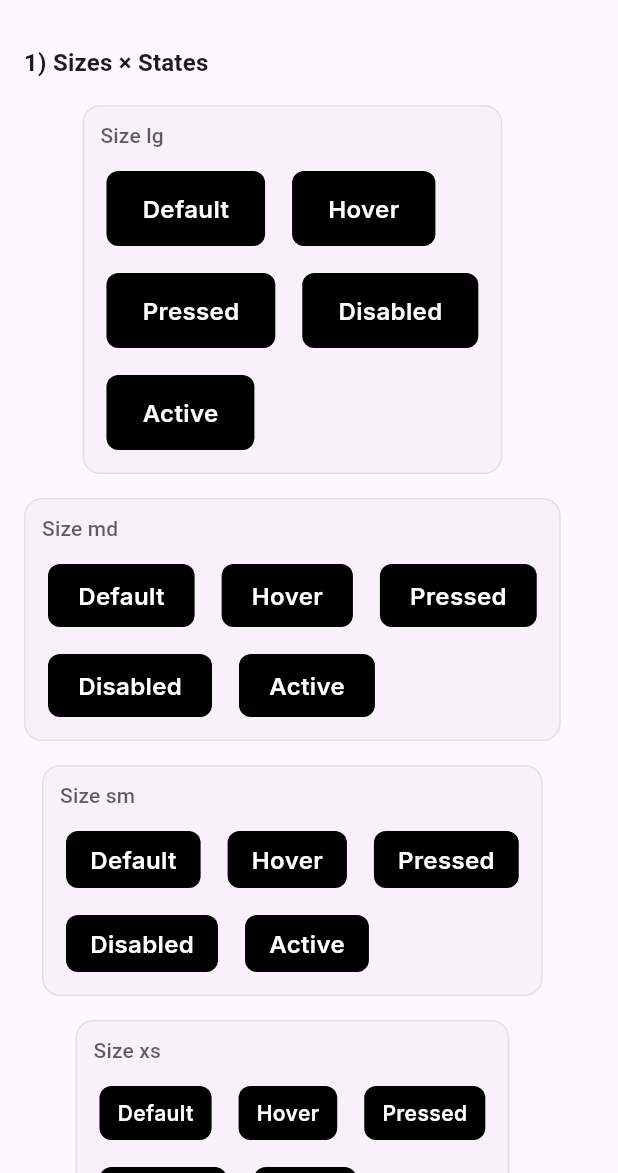
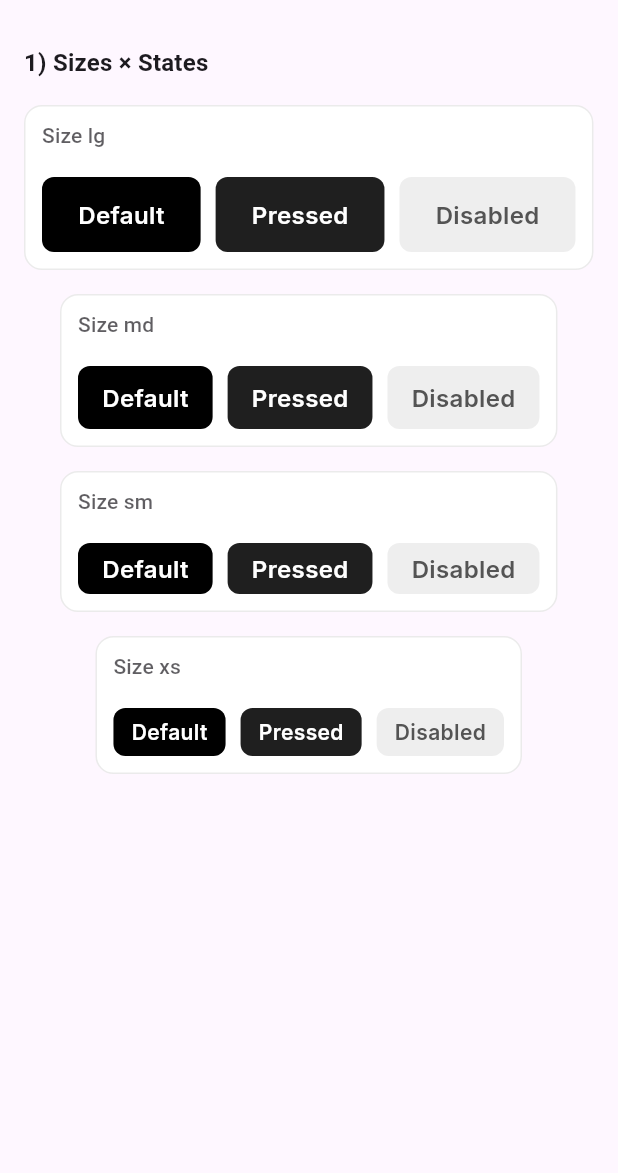
Before and after one commit to dynamiclayer/dynamiclayer-flutter, a Flutter app: the DemoPrimaryButtonPage screen opened directly, on a phone screen of 412 x 824 dp, the part 63-1236 px from its top. Run offline on Flutter 3.47's test engine with Material 3 defaults, Android fonts, the light colour scheme and no system bars; our stand-ins replace flutter_svg, google_fonts.

Commit message:
code updated

```diff
--- a/lib/demo/buttons/demo_ghost_button_page.dart
+++ b/lib/demo/buttons/demo_ghost_button_page.dart
@@ -1,17 +1,14 @@
+// lib/demo/buttons/demo_ghost_button_page.dart
 import 'package:flutter/material.dart';
 import '../../dynamiclayers.dart';
 
 /// ----------------------------------------------------------------------------
 /// DemoGhostButtonPage – Ghost Button Showcase
 /// ----------------------------------------------------------------------------
-/// Demonstrates:
-/// 1) Sizes (xs, sm, md, lg) × states (normal, hover, pressed, disabled, active)
-///
-/// Default ghost spec (from component):
-/// - transparent bg
-/// - underlined text (always visible)
-/// - disabled: grey500 text + lighter underline
-/// - active: bolder text + thicker underline
+/// Shows sizes (xs, sm, md, lg) across core states:
+///   • Default (normal)  • Pressed  • Disabled
+/// Note: hover/active are intentionally omitted in this demo.
+/// ----------------------------------------------------------------------------
 class DemoGhostButtonPage extends StatelessWidget {
   const DemoGhostButtonPage({super.key});
 
@@ -21,9 +18,9 @@ class DemoGhostButtonPage extends StatelessWidget {
       appBar: AppBar(title: const Text('DynamicLayers — Ghost Button Demo')),
       body: SingleChildScrollView(
         padding: const EdgeInsets.all(16),
-        child: Column(
+        child: const Column(
           crossAxisAlignment: CrossAxisAlignment.start,
-          children: const [
+          children: [
             _SectionTitle('1) Sizes × States'),
             SizedBox(height: 8),
             _GhostSizesAndStatesGallery(),
@@ -40,12 +37,11 @@ class DemoGhostButtonPage extends StatelessWidget {
 class _GhostSizesAndStatesGallery extends StatelessWidget {
   const _GhostSizesAndStatesGallery();
 
+  // Only show Default, Pressed, Disabled
   final List<DLButtonState> _states = const [
     DLButtonState.normal,
-    DLButtonState.hover,
     DLButtonState.pressed,
     DLButtonState.disabled,
-    DLButtonState.active,
   ];
 
   final List<_SizeRow> _sizeRows = const [
@@ -62,11 +58,15 @@ class _GhostSizesAndStatesGallery extends StatelessWidget {
         return _GalleryRow(
           title: row.label,
           children: _states.map((st) {
-            return DynamicLayers.buttons.ghost(
+            final isDisabled = st == DLButtonState.disabled;
+
+            return DLButton(
+              type: DLButtonType.ghost,
               label: _stateLabel(st),
               size: row.size,
-              state: st,
-              onPressed: st == DLButtonState.disabled ? null : () {},
+              state: st, // force: default/pressed/disabled
+              enabled: !isDisabled, // keep semantics/a11y correct
+              onPressed: isDisabled ? null : () {},
             );
           }).toList(),
         );
@@ -78,14 +78,14 @@ class _GhostSizesAndStatesGallery extends StatelessWidget {
     switch (s) {
       case DLButtonState.normal:
         return 'Default';
-      case DLButtonState.hover:
-        return 'Hover';
       case DLButtonState.pressed:
         return 'Pressed';
       case DLButtonState.disabled:
         return 'Disabled';
+      // intentionally omitted:
+      case DLButtonState.hover:
       case DLButtonState.active:
-        return 'Active';
+        return '';
     }
   }
 }
@@ -108,9 +108,9 @@ class _SectionTitle extends StatelessWidget {
   Widget build(BuildContext context) {
     return Text(
       text,
-      style: Theme.of(
-        context,
-      ).textTheme.titleMedium?.copyWith(fontWeight: FontWeight.w700),
+      style: (textStyle ?? Theme.of(context).textTheme.titleMedium)?.copyWith(
+        fontWeight: FontWeight.w700,
+      ),
     );
   }
 }
@@ -125,6 +125,7 @@ class _GalleryRow extends StatelessWidget {
   Widget build(BuildContext context) {
     return Card(
       elevation: 0,
+      color: DLColors.white,
       margin: const EdgeInsets.symmetric(vertical: 8),
       shape: RoundedRectangleBorder(
         borderRadius: BorderRadius.circular(12),
--- a/lib/demo/buttons/demo_primary_button_page.dart
+++ b/lib/demo/buttons/demo_primary_button_page.dart
@@ -1,19 +1,13 @@
+// lib/demo/DemoPrimaryButtonPage.dart
 import 'package:flutter/material.dart';
 import '../../dynamiclayers.dart';
 
 /// ----------------------------------------------------------------------------
 /// DemoPage – Primary Button Showcase
 /// ----------------------------------------------------------------------------
-/// What this page demonstrates:
-/// 1) Sizes (xs, sm, md, lg) across core states (normal, hover, pressed, disabled, active)
-///
-/// Notes:
-/// • This is a *demo UI only*; parent app/theme colors are used for headings.
-/// • Your DynamicLayers package must export:
-///     - DLButtonSize { xs, sm, md, lg }
-///     - DLButtonState { normal, hover, pressed, disabled, active }
-///     - DynamicLayers.buttons.primary(...)
-/// • Layout uses Wraps so it adapts for web/desktop widths.
+/// Shows sizes (xs, sm, md, lg) across core states:
+///   • Default (normal)  • Pressed  • Disabled
+/// Note: hover/active are intentionally omitted.
 /// ----------------------------------------------------------------------------
 class DemoPrimaryButtonPage extends StatelessWidget {
   const DemoPrimaryButtonPage({super.key});
@@ -31,7 +25,7 @@ class DemoPrimaryButtonPage extends StatelessWidget {
           children: [
             _SectionTitle('1) Sizes × States', textStyle: textStyle),
             const SizedBox(height: 8),
-            _SizesAndStatesGallery(),
+            const _SizesAndStatesGallery(),
           ],
         ),
       ),
@@ -43,14 +37,13 @@ class DemoPrimaryButtonPage extends StatelessWidget {
 // 1) Sizes × States
 // -----------------------------------------------------------------------------
 class _SizesAndStatesGallery extends StatelessWidget {
-  _SizesAndStatesGallery();
+  const _SizesAndStatesGallery();
 
+  // Only the three requested states.
   final List<DLButtonState> _states = const [
     DLButtonState.normal,
-    DLButtonState.hover,
     DLButtonState.pressed,
     DLButtonState.disabled,
-    DLButtonState.active,
   ];
 
   final List<_SizeRow> _sizeRows = const [
@@ -67,11 +60,10 @@ class _SizesAndStatesGallery extends StatelessWidget {
         return _GalleryRow(
           title: row.label,
           children: _states.map((st) {
-            return DynamicLayers.buttons.primary(
+            return _PrimaryButtonTile(
               label: _stateLabel(st),
               size: row.size,
               state: st,
-              onPressed: st == DLButtonState.disabled ? null : () {},
             );
           }).toList(),
         );
@@ -80,18 +72,10 @@ class _SizesAndStatesGallery extends StatelessWidget {
   }
 
   String _stateLabel(DLButtonState s) {
-    switch (s) {
-      case DLButtonState.normal:
-        return 'Default';
-      case DLButtonState.hover:
-        return 'Hover';
-      case DLButtonState.pressed:
-        return 'Pressed';
-      case DLButtonState.disabled:
-        return 'Disabled';
-      case DLButtonState.active:
-        return 'Active';
-    }
+    if (s == DLButtonState.normal) return 'Default';
+    if (s == DLButtonState.pressed) return 'Pressed';
+    if (s == DLButtonState.disabled) return 'Disabled';
+    return '';
   }
 }
 
@@ -99,6 +83,33 @@ class _SizeRow {
   const _SizeRow({required this.size, required this.label});
   final DLButtonSize size;
   final String label;
+}
+
+// A small wrapper that renders a Primary DLButton with the desired state.
+class _PrimaryButtonTile extends StatelessWidget {
+  const _PrimaryButtonTile({
+    required this.label,
+    required this.size,
+    required this.state,
+  });
+
+  final String label;
+  final DLButtonSize size;
+  final DLButtonState state;
+
+  @override
+  Widget build(BuildContext context) {
+    final isDisabled = state == DLButtonState.disabled;
+
+    return DLButton(
+      type: DLButtonType.primary,
+      label: label,
+      size: size,
+      state: state, // forced state for the showcase
+      enabled: !isDisabled,
+      onPressed: isDisabled ? null : () {},
+    );
+  }
 }
 
 // -----------------------------------------------------------------------------
@@ -124,6 +135,7 @@ class _GalleryRow extends StatelessWidget {
   @override
   Widget build(BuildContext context) {
     return Card(
+      color: DLColors.white,
       elevation: 0,
       margin: const EdgeInsets.symmetric(vertical: 8),
       shape: RoundedRectangleBorder(
@@ -145,11 +157,14 @@ class _GalleryRow extends StatelessWidget {
               runSpacing: 10,
               children: children
                   .map(
-                    (w) =>
-                        Padding(padding: const EdgeInsets.all(4.0), child: w),
+                    (w) => const Padding(
+                      padding: EdgeInsets.all(4.0),
+                      child: SizedBox.shrink(),
+                    ),
                   )
                   .toList(),
             ),
+            Wrap(spacing: 10, runSpacing: 10, children: children),
           ],
         ),
       ),
--- a/lib/demo/buttons/demo_tertiary_button_page.dart
+++ b/lib/demo/buttons/demo_tertiary_button_page.dart
@@ -1,18 +1,14 @@
+// lib/demo/buttons/demo_tertiary_button_page.dart
 import 'package:flutter/material.dart';
 import '../../dynamiclayers.dart';
 
 /// ----------------------------------------------------------------------------
 /// DemoTertiaryButtonPage – Tertiary Button Showcase
 /// ----------------------------------------------------------------------------
-/// Demonstrates:
-/// 1) Sizes (xs, sm, md, lg) × states (normal, hover, pressed, disabled, active)
-///
-/// Default tertiary spec (from component):
-/// - normal   : bg white,     fg black,   border grey-200 (1.0)
-/// - hover    : bg grey-50,   fg black,   border grey-200 (1.0)
-/// - pressed  : bg grey-200,  fg black,   border grey-200 (1.0)
-/// - disabled : bg white,     fg grey-600,border grey-100 (1.0)
-/// - active   : bg white,     fg black,   border black (1.5)
+/// Shows sizes (xs, sm, md, lg) across core states:
+///   • Default (normal)  • Pressed  • Disabled
+/// Note: hover/active are intentionally omitted in this demo.
+/// ----------------------------------------------------------------------------
 class DemoTertiaryButtonPage extends StatelessWidget {
   const DemoTertiaryButtonPage({super.key});
 
@@ -43,12 +39,11 @@ class DemoTertiaryButtonPage extends StatelessWidget {
 class _TertiarySizesAndStatesGallery extends StatelessWidget {
   const _TertiarySizesAndStatesGallery();
 
+  // Only show Default, Pressed, Disabled
   final List<DLButtonState> _states = const [
     DLButtonState.normal,
-    DLButtonState.hover,
     DLButtonState.pressed,
     DLButtonState.disabled,
-    DLButtonState.active,
   ];
 
   final List<_SizeRow> _sizeRows = const [
@@ -65,10 +60,12 @@ class _TertiarySizesAndStatesGallery extends StatelessWidget {
         return _GalleryRow(
           title: row.label,
           children: _states.map((st) {
-            return DynamicLayers.buttons.tertiary(
+            return DLButton(
+              type: DLButtonType.tertiary,
               label: _stateLabel(st),
               size: row.size,
               state: st,
+              enabled: st != DLButtonState.disabled,
               onPressed: st == DLButtonState.disabled ? null : () {},
             );
           }).toList(),
@@ -81,14 +78,14 @@ class _TertiarySizesAndStatesGallery extends StatelessWidget {
     switch (s) {
       case DLButtonState.normal:
         return 'Default';
-      case DLButtonState.hover:
-        return 'Hover';
       case DLButtonState.pressed:
         return 'Pressed';
       case DLButtonState.disabled:
         return 'Disabled';
+      // intentionally omitted:
+      case DLButtonState.hover:
       case DLButtonState.active:
-        return 'Active';
+        return '';
     }
   }
 }
@@ -100,7 +97,7 @@ class _SizeRow {
 }
 
 // -----------------------------------------------------------------------------
-// Small layout helpers (same as your other demo pages)
+// Small layout helpers
 // -----------------------------------------------------------------------------
 class _SectionTitle extends StatelessWidget {
   const _SectionTitle(this.text, {this.textStyle});
@@ -111,9 +108,9 @@ class _SectionTitle extends StatelessWidget {
   Widget build(BuildContext context) {
     return Text(
       text,
-      style: Theme.of(
-        context,
-      ).textTheme.titleMedium?.copyWith(fontWeight: FontWeight.w700),
+      style: (textStyle ?? Theme.of(context).textTheme.titleMedium)?.copyWith(
+        fontWeight: FontWeight.w700,
+      ),
     );
   }
 }
@@ -128,6 +125,7 @@ class _GalleryRow extends StatelessWidget {
   Widget build(BuildContext context) {
     return Card(
       elevation: 0,
+      color: DLColors.white,
       margin: const EdgeInsets.symmetric(vertical: 8),
       shape: RoundedRectangleBorder(
         borderRadius: BorderRadius.circular(12),
@@ -136,13 +134,14 @@ class _GalleryRow extends StatelessWidget {
       child: Padding(
         padding: const EdgeInsets.fromLTRB(12, 10, 12, 12),
         child: Column(
-          crossAxisAlignment: CrossAxisAlignment.start,
+          crossAxisAlignment: CrossAxisAlignment.start, // keep left-aligned
           children: [
             Opacity(
               opacity: 0.7,
               child: Text(title, style: Theme.of(context).textTheme.labelLarge),
             ),
             const SizedBox(height: 10),
+            // single Wrap (removed the placeholder/duplicate one)
             Wrap(
               spacing: 10,
               runSpacing: 10,
--- a/lib/demo/buttons_demo.dart
+++ b/lib/demo/buttons_demo.dart
@@ -36,7 +36,7 @@ class ButtonsDemoHome extends StatelessWidget {
       ),
       _DemoTile(
         title: 'Buttons — Catalog',
-        subtitle: 'Variants, sizes, disabled, icons',
+        subtitle: 'Variants, sizes, disabled,',
         builder: DemoButtonsCatalogPage.new,
       ),
     ];
--- a/lib/src/components/buttons/dl_button.dart
+++ b/lib/src/components/buttons/dl_button.dart
@@ -1,6 +1,5 @@
 // lib/src/components/buttons/dl_button.dart
 import 'package:flutter/material.dart';
-
 import '../../../dynamiclayers.dart';
 
 /// ---------------------------------------------------------------------------
@@ -8,18 +7,15 @@ import '../../../dynamiclayers.dart';
 /// ---------------------------------------------------------------------------
 /// Variants: primary | secondary | tertiary | ghost
 /// Press feedback: shows "pressed" color only while pointer is down.
-/// Label: one line, ellipsis overflow.
-/// Icons: fixed 24x24 px.
-/// Usage:
-/// DLButton(
-///   type: DLButtonType.primary, // primary | secondary | tertiary | ghost
-///   label: 'Continue',
-///   iconLeft: Icon(Icons.add),
-///   onPressed: () {},
-///   size: DLButtonSize.lg,
-///   state: DLButtonState.normal,
-/// )
-
+/// Label: one line, ellipsis overflow. Icons: fixed 24x24 px.
+/// Disabled text color rules:
+/// • primary, secondary  -> DLColors.grey600
+/// • tertiary, ghost     -> DLColors.grey500
+/// Borders:
+/// • secondary has NO border in any state
+/// Ghost update:
+/// • Always underlined (normal/pressed/disabled), per spec screenshot
+/// ---------------------------------------------------------------------------
 class DLButton extends StatefulWidget {
   const DLButton({
     super.key,
@@ -35,16 +31,20 @@ class DLButton extends StatefulWidget {
     this.size = DLButtonSize.lg,
 
     // Optional overrides (HUG by default)
-    this.width, // if null => hug
-    this.height, // if null => hug
+    this.width,
+    this.height,
     this.radius,
     this.gap,
-    this.padding, // if null => size-based padding from Figma
-    this.fixedWidth = false, // ignored unless width is provided
+    this.padding,
+    this.fixedWidth = false,
+
     // Optional affordance text
     this.affordanceTextForIcons = false,
     this.plusAffordance = ' +',
     this.ellipsisAffordance = ' …',
+
+    // External state override
+    this.state = DLButtonState.normal,
   });
 
   final DLButtonType type;
@@ -56,7 +56,6 @@ class DLButton extends StatefulWidget {
 
   final DLButtonSize size;
 
-  // By default we DO NOT set any constraints (hug). If provided, we respect them.
   final double? width;
   final double? height;
   final double? radius;
@@ -68,6 +67,8 @@ class DLButton extends StatefulWidget {
   final String plusAffordance;
   final String ellipsisAffordance;
 
+  final DLButtonState state;
+
   @override
   State<DLButton> createState() => _DLButtonState();
 }
@@ -78,52 +79,69 @@ class _DLButtonState extends State<DLButton> {
   @override
   void initState() {
     super.initState();
-    _state = widget.enabled ? DLButtonState.normal : DLButtonState.disabled;
+    _state = _deriveInitialState();
   }
 
   @override
   void didUpdateWidget(covariant DLButton oldWidget) {
     super.didUpdateWidget(oldWidget);
-    if (widget.enabled != oldWidget.enabled) {
-      _state = widget.enabled ? DLButtonState.normal : DLButtonState.disabled;
+    if (widget.enabled != oldWidget.enabled ||
+        widget.state != oldWidget.state) {
+      _state = _deriveInitialState();
     }
   }
 
+  DLButtonState _deriveInitialState() {
+    if (widget.state != DLButtonState.normal) return widget.state;
+    return widget.enabled ? DLButtonState.normal : DLButtonState.disabled;
+  }
+
   bool get _interactionsAllowed =>
-      widget.enabled && _state != DLButtonState.disabled;
+      widget.onPressed != null &&
+      widget.enabled &&
+      widget.state == DLButtonState.normal &&
+      _state != DLButtonState.disabled;
 
   void _pressDown() {
     if (_interactionsAllowed) setState(() => _state = DLButtonState.pressed);
   }
 
   void _pressUpOrCancel() {
+    if (widget.state != DLButtonState.normal) return; // forced state
     if (_state == DLButtonState.pressed)
       setState(() => _state = DLButtonState.normal);
   }
 
-  // ----- Size-based padding from Figma (HUG sizing) -----
   EdgeInsetsGeometry get _padding {
     if (widget.padding != null) return widget.padding!;
     switch (widget.size) {
       case DLButtonSize.lg:
-        return const EdgeInsets.symmetric(horizontal: 24, vertical: 16);
+        return const EdgeInsets.symmetric(
+          horizontal: DLSpacing.p24,
+          vertical: DLSpacing.p16,
+        );
       case DLButtonSize.md:
-        return const EdgeInsets.symmetric(horizontal: 16, vertical: 12);
+        return const EdgeInsets.symmetric(
+          horizontal: DLSpacing.p16,
+          vertical: DLSpacing.p12,
+        );
       case DLButtonSize.sm:
-        return const EdgeInsets.symmetric(horizontal: 16, vertical: 8);
+        return const EdgeInsets.symmetric(
+          horizontal: DLSpacing.p16,
+          vertical: DLSpacing.p8,
+        );
       case DLButtonSize.xs:
-        return const EdgeInsets.symmetric(horizontal: 12, vertical: 6);
+        return const EdgeInsets.symmetric(
+          horizontal: DLSpacing.p12,
+          vertical: DLSpacing.p6,
+        );
     }
   }
 
-  // Optional corner radius & gap fallbacks (you can plug into tokens if needed)
   double get _radius => widget.radius ?? DLButtonTokens.defaultRadius;
   double get _gap => widget.gap ?? DLButtonTokens.defaultGap;
-
-  // Fixed icon size (Figma)
   double get _iconSize => 24;
 
-  // ----- Fixed colors per style (normal/pressed/disabled) -----
   Color _background() {
     if (_state == DLButtonState.disabled) {
       switch (widget.type) {
@@ -150,7 +168,16 @@ class _DLButtonState extends State<DLButton> {
   }
 
   Color _foreground() {
-    if (_state == DLButtonState.disabled) return DLColors.grey600;
+    if (_state == DLButtonState.disabled) {
+      switch (widget.type) {
+        case DLButtonType.primary:
+        case DLButtonType.secondary:
+          return DLColors.grey600;
+        case DLButtonType.tertiary:
+        case DLButtonType.ghost:
+          return DLColors.grey500;
+      }
+    }
     switch (widget.type) {
       case DLButtonType.primary:
         return Colors.white;
@@ -162,9 +189,12 @@ class _DLButtonState extends State<DLButton> {
   }
 
   Color? _borderColor() {
+    // primary, secondary, ghost => no border
     if (widget.type == DLButtonType.primary ||
-        widget.type == DLButtonType.ghost)
+        widget.type == DLButtonType.secondary ||
+        widget.type == DLButtonType.ghost) {
       return null;
+    }
     if (_state == DLButtonState.disabled) return DLColors.grey200;
     return _state == DLButtonState.pressed
         ? DLColors.grey300
@@ -175,14 +205,15 @@ class _DLButtonState extends State<DLButton> {
     switch (widget.type) {
       case DLButtonType.primary:
       case DLButtonType.ghost:
+      case DLButtonType.secondary:
         return 0;
-      case DLButtonType.secondary:
       case DLButtonType.tertiary:
         return 1;
     }
   }
 
   TextStyle _labelStyle(Color color) {
+    final base = () {
       switch (widget.size) {
         case DLButtonSize.xs:
           return DLTypos.textSmSemibold(color: color);
@@ -191,6 +222,18 @@ class _DLButtonState extends State<DLButton> {
         case DLButtonSize.lg:
           return DLTypos.textBaseSemibold(color: color);
       }
+    }();
+
+    // UPDATED: Ghost is ALWAYS underlined (normal/pressed/disabled).
+    if (widget.type == DLButtonType.ghost) {
+      return base.copyWith(
+        decoration: TextDecoration.underline,
+        decorationColor: color,
+        decorationThickness: 1,
+      );
+    }
+
+    return base;
   }
 
   String get _effectiveLabel {
@@ -238,7 +281,6 @@ class _DLButtonState extends State<DLButton> {
       ],
     ];
 
-    // HUG sizing: no minWidth/minHeight constraints unless width/height provided
     Widget content = Padding(
       padding: _padding,
       child: Row(
@@ -259,12 +301,9 @@ class _DLButtonState extends State<DLButton> {
         ),
         child: content,
       );
-    } else {
-      // Ghost needs the text color but no fill; wrap to keep tap area = padding
-      content = DecoratedBox(decoration: const BoxDecoration(), child: content);
     }
+    // Ghost: keeps transparent background; padding already ensures tap area.
 
-    // Only add constraints if explicit sizing is requested.
     if (widget.width != null || widget.height != null) {
       final box = BoxConstraints(
         minWidth: widget.fixedWidth ? (widget.width ?? 0) : 0,
```
Also changed, not shown: lib/demo/buttons/demo_secondary_button_page.dart (+42 -15 lines). Lines whose indentation alone changed are shown as unchanged.
